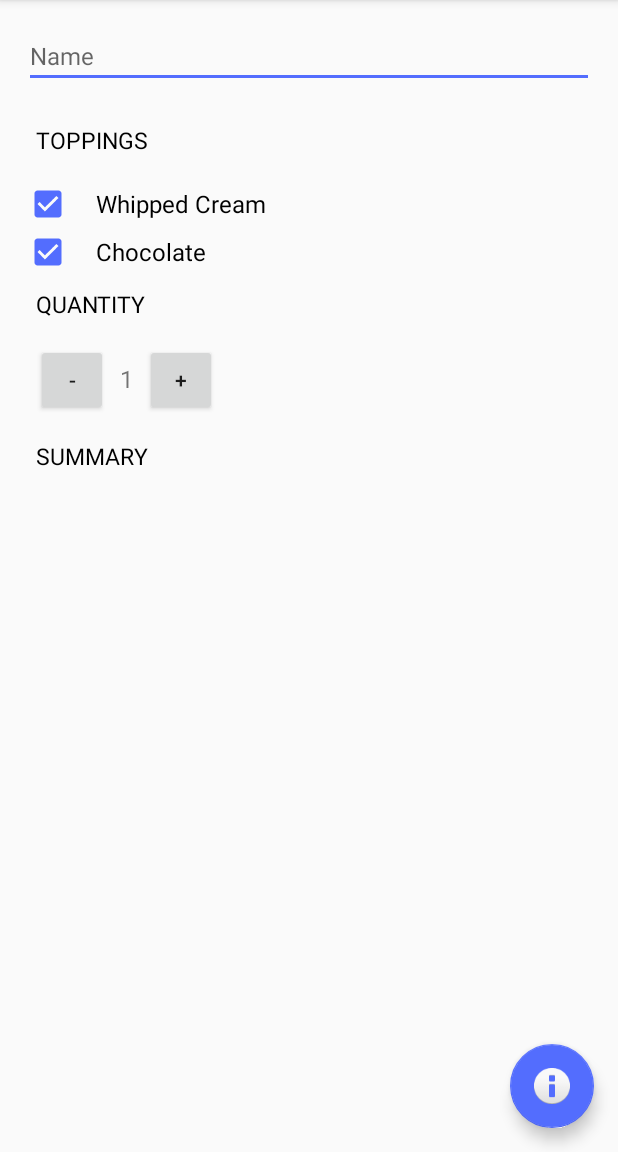
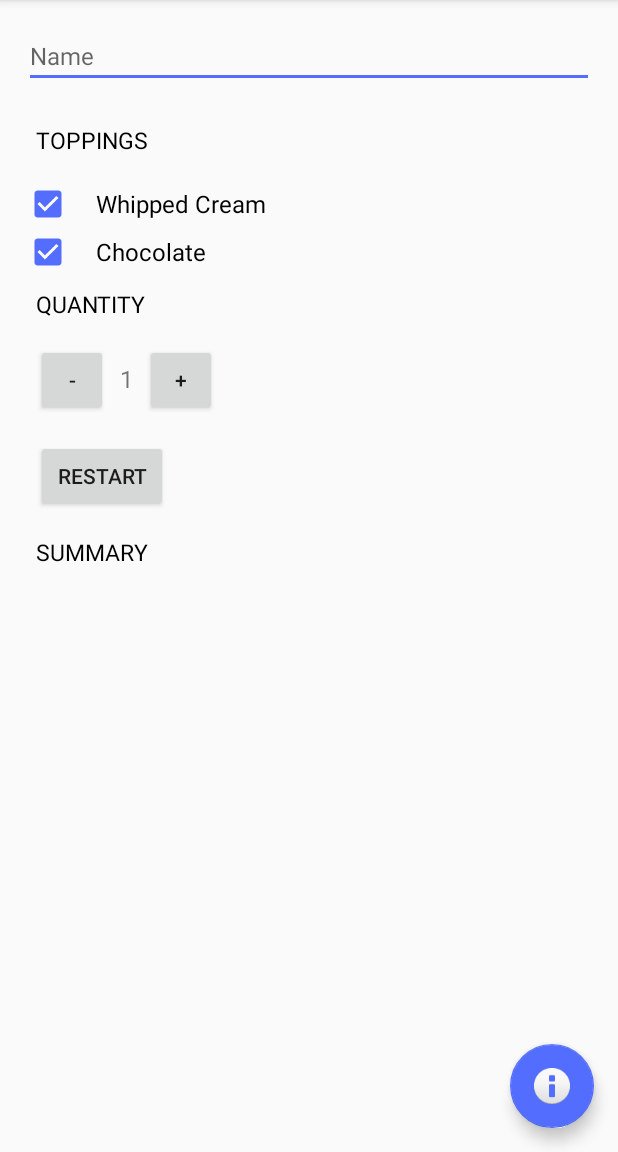
Before and after one commit to the-dagger/JustJava, an Android app: the screen it shows after launch (MainActivity), after a tap on an icon or button, on a phone screen of 412 x 824 dp, the part 84-1236 px from its top. Run offline under Robolectric (Android 15) with nearby library versions, the phone set to English and light mode, and no system bars; 3 other taps on this screen came first.

Commit message:
Updates and bugfixes
Prevent Data loss when orientation changes
Add restart button

```diff
--- a/app/src/main/java/com/example/dagger/justjava/MainActivity.java
+++ b/app/src/main/java/com/example/dagger/justjava/MainActivity.java
@@ -9,48 +9,51 @@ import android.support.v7.widget.Toolbar;
 import android.view.Menu;
 import android.view.MenuItem;
 import android.view.View;
+import android.widget.Button;
 import android.widget.CheckBox;
 import android.widget.EditText;
 import android.widget.TextView;
 import android.widget.Toast;
 
-public class MainActivity extends AppCompatActivity {
-
+public class MainActivity extends AppCompatActivity implements View.OnClickListener {
     int noc = 1;
-
     @Override
     protected void onCreate(Bundle savedInstanceState) {
         super.onCreate(savedInstanceState);
         setContentView(R.layout.activity_main);
         Toolbar toolbar = (Toolbar) findViewById(R.id.toolbar);
         setSupportActionBar(toolbar);
+        TextView noc1 = (TextView) findViewById(R.id.numberOfCoffee);
+        noc1.setText(noc+"");
+        Button plus = (Button) findViewById(R.id.plus);
+        Button minus = (Button) findViewById(R.id.minus);
+        plus.setOnClickListener(MainActivity.this);
+        minus.setOnClickListener(this);
         FloatingActionButton fab = (FloatingActionButton) findViewById(R.id.fab);
         fab.setOnClickListener(new View.OnClickListener() {
-//            @Override
+            //            @Override
             public void onClick(View view) {
                 submitOrder(view);
             }
         });
     }
 
+    @Override
+    protected void onSaveInstanceState(Bundle outState) {
+        EditText name = (EditText) findViewById(R.id.name);
+        String strname = name.getText().toString();
+        super.onSaveInstanceState(outState);
+        outState.putInt("noc", noc);
+        //outState.putString("Name", strname);
+    }
 
 
-//    public void submitOrder(View view){
-//        Uri emailuri = Uri.parse("mailto:");
-//        Intent intent = new Intent(Intent.ACTION_SENDTO, emailuri);
-//        intent.putExtra(Intent.EXTRA_SUBJECT,"Just Java Order for " + strname );
-//        intent.putExtra(Intent.EXTRA_TEXT, submit(view));
-//        if (intent.resolveActivity(getPackageManager()) != null) {
-//            startActivity(intent);
-//        }
-//
-//    }
+
     public void submitOrder(View view) {
-
+        EditText name = (EditText) findViewById(R.id.name);
+        String strname = name.getText().toString();
         CheckBox chocolate = (CheckBox) findViewById(R.id.chocolate);
         Boolean hasChocolate = chocolate.isChecked();
-        EditText name = (EditText) findViewById(R.id.name);
-        String strname = name.getText().toString();
         CheckBox cream = (CheckBox) findViewById(R.id.whippedCream);
         Boolean hasCream = cream.isChecked();
         String message = getString(R.string.name) + " :" + strname + "\n" + getString(R.string.quantityOrder) + noc + "\n" + getString(R.string.price) + calcPrice(hasCream, hasChocolate) + "\n" + getString(R.string.whippedCream) + " : " + hasCream + "\n" + getString(R.string.chocolate) + " : " + hasChocolate + "\n" + getString(R.string.greeting);
@@ -67,6 +70,15 @@ public class MainActivity extends AppCompatActivity {
             } else
                 Toast.makeText(MainActivity.this, getString(R.string.noEmail), Toast.LENGTH_SHORT).show();
         }
+
+    }
+    @Override
+    protected void onRestoreInstanceState(Bundle savedInstanceState) {
+        EditText name = (EditText) findViewById(R.id.name);
+        String strname = name.getText().toString();
+        super.onRestoreInstanceState(savedInstanceState);
+        noc = savedInstanceState.getInt("noc");
+        //strname = savedInstanceState.getString("Name");
     }
     public int calcPrice(boolean hasCream, boolean hasChocolate) {
 
@@ -79,10 +91,6 @@ public class MainActivity extends AppCompatActivity {
         return price * noc;
     }
 
-    public void plus(View view) {
-        noc++;
-        display(noc);
-    }
 
     public Boolean cream(View view) {
 
@@ -93,16 +101,6 @@ public class MainActivity extends AppCompatActivity {
     public Boolean chocolate(View view) {
         CheckBox hasChocolate = (CheckBox) findViewById(R.id.chocolate);
         return (hasChocolate.isChecked());
-    }
-
-    public void minus(View view) {
-        if (noc > 1)
-            noc--;
-        else {
-            Toast.makeText(MainActivity.this, getString(R.string.noOrder), Toast.LENGTH_SHORT).show();
-            noc = 1;
-        }
-        display(noc);
     }
 
     private void display(int var) {
@@ -150,4 +148,29 @@ public class MainActivity extends AppCompatActivity {
         }
         return super.onOptionsItemSelected(item);
     }
+
+    @Override
+    public void onClick(View v) {
+        if(v.getId() == R.id.plus)
+        {
+            noc++;
+            display(noc);
+        }
+        else if (v.getId() == R.id.minus)
+        {
+            if (noc > 1)
+               noc--;
+        else {
+            Toast.makeText(MainActivity.this, getString(R.string.noOrder), Toast.LENGTH_SHORT).show();
+            noc = 1;
+        }
+        display(noc);
+        }
+    }
+
+ public void restart(View v){
+     Intent i = new Intent(this,MainActivity.class);
+     startActivity(i);
+ }
+
 }
--- a/app/src/main/res/layout-land/content_main.xml
+++ b/app/src/main/res/layout-land/content_main.xml
@@ -85,7 +85,6 @@
                 android:layout_marginBottom="8dp"
                 android:layout_marginRight="8dp"
                 android:layout_marginTop="8dp"
-                android:text="0"
                 android:textSize="16sp" />
 
             <Button
--- a/app/src/main/res/layout/content_main.xml
+++ b/app/src/main/res/layout/content_main.xml
@@ -80,7 +80,6 @@
             android:layout_height="wrap_content"
             android:layout_marginBottom="8dp"
             android:layout_marginRight="8dp"
-            android:text="1"
             android:layout_marginTop="8dp"
             android:textSize="16sp" />
 
@@ -94,6 +93,15 @@
             android:onClick="plus"
             android:text="+" />
     </LinearLayout>
+
+    <Button
+        android:layout_width="wrap_content"
+        android:layout_height="wrap_content"
+        android:text="Restart"
+        android:id="@+id/button"
+        android:onClick="restart"
+        android:layout_margin="8dp" />
+
     <TextView
         android:text="@string/summary"
         android:padding="8dp"
```
Also changed, not shown: 1 other file.
